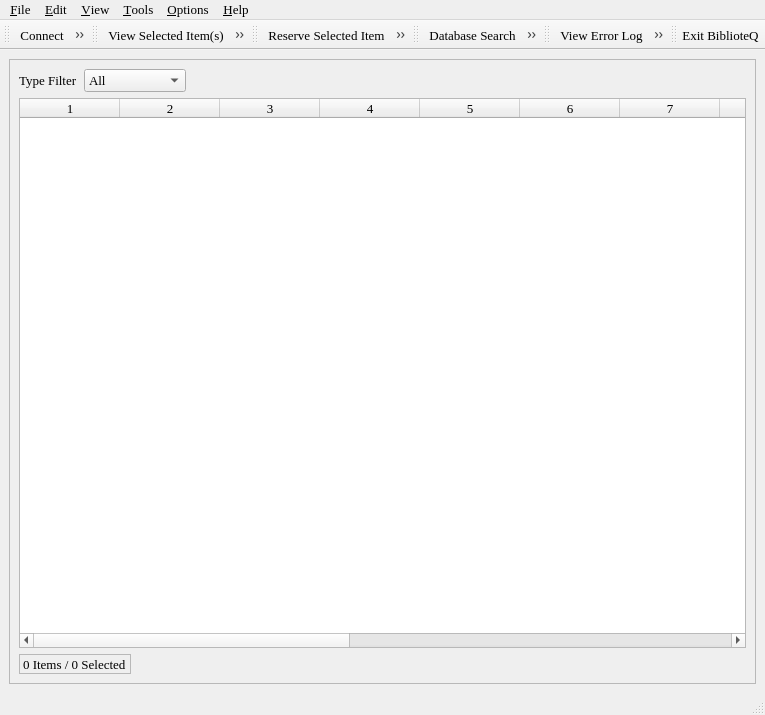
textbrowser/biblioteq, file mainwindow.ui: the form before one commit.
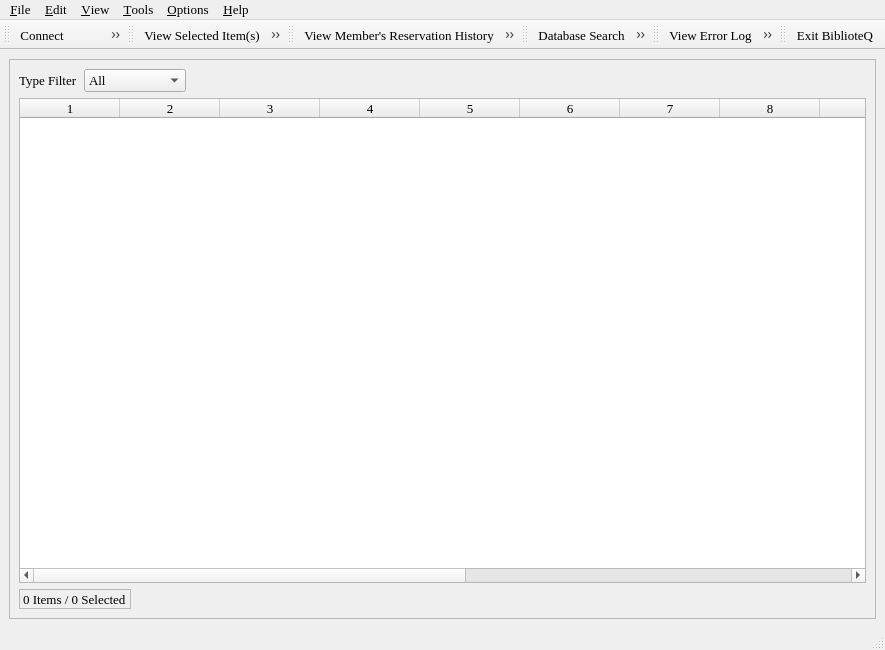
The form after the commit. Icons and pictures are not drawn. Custom widgets are drawn as their Qt base class.

Diff of the .ui file:
```diff
--- a/mainwindow.ui
+++ b/mainwindow.ui
@@ -5,8 +5,8 @@
    <rect>
     <x>0</x>
     <y>0</y>
-    <width>765</width>
-    <height>715</height>
+    <width>885</width>
+    <height>650</height>
    </rect>
   </property>
   <property name="minimumSize" >
@@ -283,7 +283,7 @@
     <rect>
      <x>0</x>
      <y>0</y>
-     <width>765</width>
+     <width>885</width>
      <height>28</height>
     </rect>
    </property>
@@ -409,8 +409,8 @@
     <bool>false</bool>
    </attribute>
    <addaction name="connectTool" />
-   <addaction name="authenticateTool" />
    <addaction name="disconnectTool" />
+   <addaction name="actionChangePassword" />
   </widget>
   <widget class="QToolBar" name="toolBar_2" >
    <property name="windowTitle" >
@@ -450,6 +450,7 @@
    <attribute name="toolBarBreak" >
     <bool>false</bool>
    </attribute>
+   <addaction name="actionReservationHistory" />
    <addaction name="reserveTool" />
    <addaction name="userTool" />
   </widget>
@@ -942,20 +943,6 @@
     </font>
    </property>
   </action>
-  <action name="authenticateTool" >
-   <property name="icon" >
-    <iconset>icons.d/32x32/identity.png</iconset>
-   </property>
-   <property name="text" >
-    <string>Administrator Mode</string>
-   </property>
-   <property name="font" >
-    <font>
-     <family>Times</family>
-     <pointsize>10</pointsize>
-    </font>
-   </property>
-  </action>
   <action name="disconnectTool" >
    <property name="icon" >
     <iconset>icons.d/32x32/connect_no.png</iconset>
@@ -1169,6 +1156,34 @@
     </font>
    </property>
   </action>
+  <action name="actionReservationHistory" >
+   <property name="icon" >
+    <iconset>icons.d/32x32/history.png</iconset>
+   </property>
+   <property name="text" >
+    <string>View Member's Reservation History</string>
+   </property>
+   <property name="font" >
+    <font>
+     <family>Times</family>
+     <pointsize>10</pointsize>
+    </font>
+   </property>
+  </action>
+  <action name="actionChangePassword" >
+   <property name="icon" >
+    <iconset>icons.d/32x32/unlock.png</iconset>
+   </property>
+   <property name="text" >
+    <string>Change Password</string>
+   </property>
+   <property name="font" >
+    <font>
+     <family>Times</family>
+     <pointsize>10</pointsize>
+    </font>
+   </property>
+  </action>
  </widget>
  <customwidgets>
   <customwidget>
```
Left out of the diff: 18 changed lines with no effect on the pictures.
